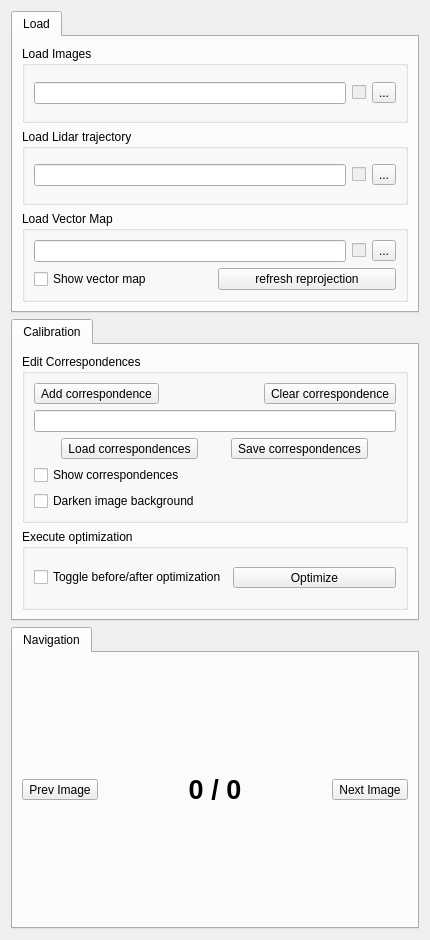
Before: the Qt Designer form calibration_tool/ui/sidebar.ui in liwen-deepmotion/map_based_lidar_camera_calibration_tool, drawn with Qt 5.
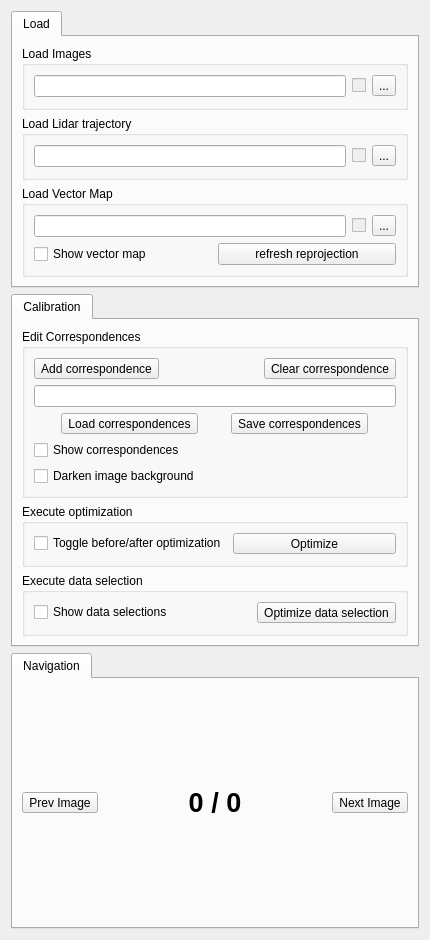
After: the same form once the commit is applied.

Commit message: Add correspondence data selection module

```diff
--- a/calibration_tool/ui/sidebar.ui
+++ b/calibration_tool/ui/sidebar.ui
@@ -357,8 +357,42 @@
                 </item>
                </layout>
               </item>
+             </layout>
+            </item>
+           </layout>
+          </widget>
+         </item>
+         <item>
+          <widget class="QGroupBox" name="groupBox">
+           <property name="title">
+            <string>Execute data selection</string>
+           </property>
+           <layout class="QGridLayout" name="gridLayout_5">
+            <item row="0" column="0">
+             <layout class="QVBoxLayout" name="verticalLayout_8">
+              <property name="bottomMargin">
+               <number>0</number>
+              </property>
               <item>
-               <layout class="QHBoxLayout" name="horizontalLayout_14"/>
+               <layout class="QHBoxLayout" name="horizontalLayout_14">
+                <property name="bottomMargin">
+                 <number>0</number>
+                </property>
+                <item>
+                 <widget class="QCheckBox" name="show_data_selections_checkbox">
+                  <property name="text">
+                   <string>Show data selections</string>
+                  </property>
+                 </widget>
+                </item>
+                <item>
+                 <widget class="QToolButton" name="optimize_data_selection_btn">
+                  <property name="text">
+                   <string>Optimize data selection</string>
+                  </property>
+                 </widget>
+                </item>
+               </layout>
               </item>
              </layout>
             </item>
```
The commit also changes 1644 other files.
